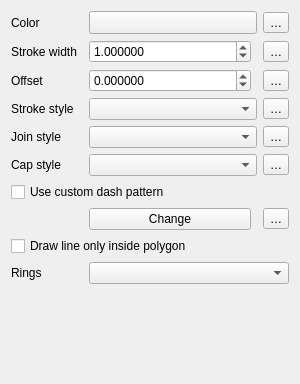
The window that src/ui/symbollayer/widget_simpleline.ui (carsmie/QGIS) describes before a commit, drawn with Qt 5.
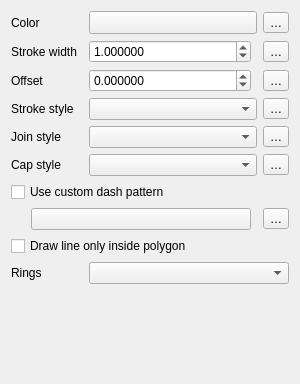
The same window after the commit. Custom widgets are drawn as their Qt base class.

Commit message:
[needs-docs] Tweak custom dash button appearance
- remove "Change" label and replace with larger dash preview icon.
The "change" text is unnecessary and adds to dialog clutter, better
to use the space for a wider preview icon (especially given that
the previous narrow icon never really showed enough of the pattern
to be useful!)

- don't offset the line in the preview if the symbol has an offset
set

- respond correctly to dash pattern, line width unit changes, cap
style changes

- show a nice big preview tooltip on hover

```diff
--- a/src/ui/symbollayer/widget_simpleline.ui
+++ b/src/ui/symbollayer/widget_simpleline.ui
@@ -225,30 +225,6 @@
      </property>
     </widget>
    </item>
-   <item row="7" column="2">
-    <layout class="QHBoxLayout" name="horizontalLayout_12">
-     <item>
-      <widget class="QPushButton" name="mChangePatternButton">
-       <property name="sizePolicy">
-        <sizepolicy hsizetype="Expanding" vsizetype="Fixed">
-         <horstretch>0</horstretch>
-         <verstretch>0</verstretch>
-        </sizepolicy>
-       </property>
-       <property name="text">
-        <string>Change</string>
-       </property>
-      </widget>
-     </item>
-     <item>
-      <widget class="QgsUnitSelectionWidget" name="mDashPatternUnitWidget" native="true">
-       <property name="focusPolicy">
-        <enum>Qt::StrongFocus</enum>
-       </property>
-      </widget>
-     </item>
-    </layout>
-   </item>
    <item row="4" column="3">
     <widget class="QgsPropertyOverrideButton" name="mJoinStyleDDBtn">
      <property name="text">
@@ -287,6 +263,46 @@
    <item row="9" column="2" colspan="2">
     <widget class="QComboBox" name="mRingFilterComboBox"/>
    </item>
+   <item row="7" column="0" colspan="3">
+    <layout class="QHBoxLayout" name="horizontalLayout_12">
+     <item>
+      <spacer name="horizontalSpacer">
+       <property name="orientation">
+        <enum>Qt::Horizontal</enum>
+       </property>
+       <property name="sizeType">
+        <enum>QSizePolicy::Maximum</enum>
+       </property>
+       <property name="sizeHint" stdset="0">
+        <size>
+         <width>20</width>
+         <height>1</height>
+        </size>
+       </property>
+      </spacer>
+     </item>
+     <item>
+      <widget class="QPushButton" name="mChangePatternButton">
+       <property name="sizePolicy">
+        <sizepolicy hsizetype="Expanding" vsizetype="Fixed">
+         <horstretch>0</horstretch>
+         <verstretch>0</verstretch>
+        </sizepolicy>
+       </property>
+       <property name="text">
+        <string/>
+       </property>
+      </widget>
+     </item>
+     <item>
+      <widget class="QgsUnitSelectionWidget" name="mDashPatternUnitWidget" native="true">
+       <property name="focusPolicy">
+        <enum>Qt::StrongFocus</enum>
+       </property>
+      </widget>
+     </item>
+    </layout>
+   </item>
   </layout>
  </widget>
  <customwidgets>
```
The commit also changes 3 other files.
